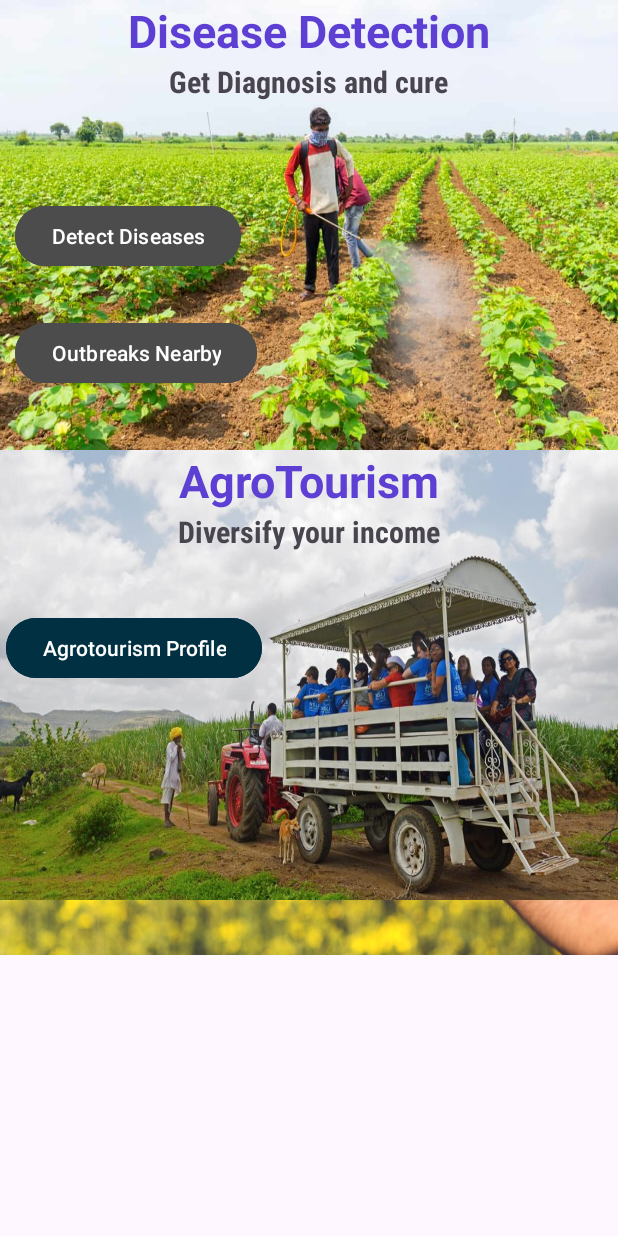
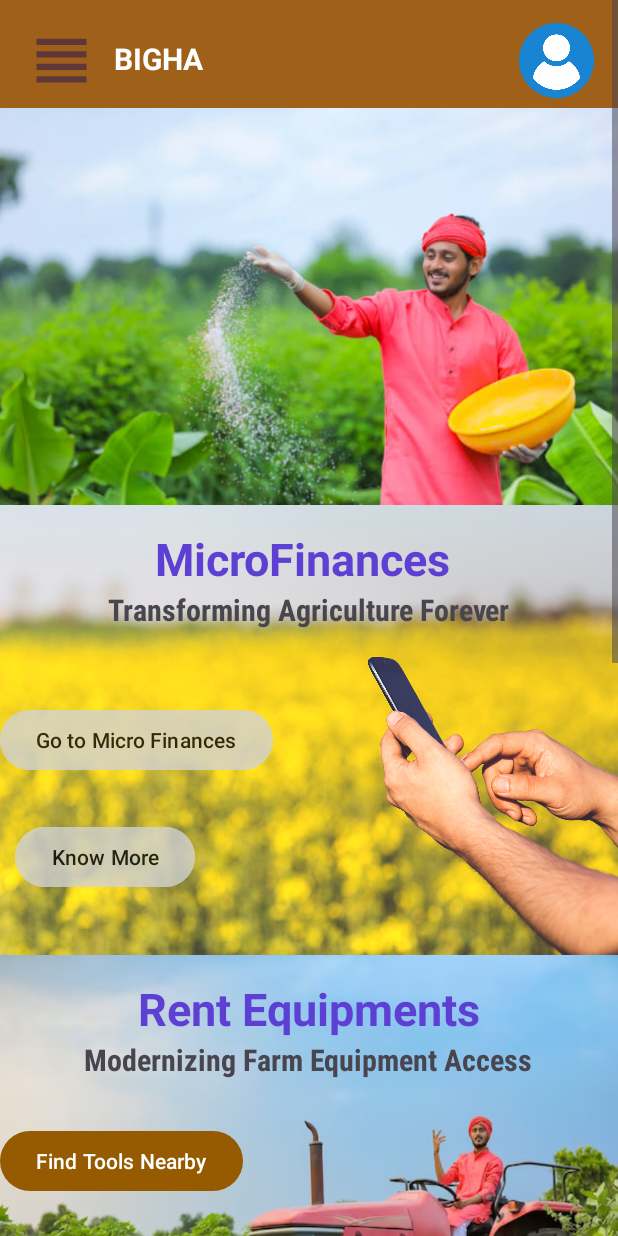
Before and after one commit to KraKinMe/BIGHA, an Android app: the homeActivity screen opened directly, with no data from a screen before it, on a phone screen of 412 x 824 dp. Run offline under Robolectric (Android 15) with nearby library versions, the phone set to English and light mode, and no system bars.

Commit message:
Fucked up last commit

```diff
--- a/app/src/main/res/layout/activity_home.xml
+++ b/app/src/main/res/layout/activity_home.xml
@@ -46,7 +46,7 @@
                 android:textSize="20dp"
                 android:textStyle="bold" />
             <View
-                android:layout_width="160dp"
+                android:layout_width="180dp"
                 android:layout_height="match_parent" />
             <ImageView
                 android:layout_width="50dp"
@@ -118,7 +118,7 @@
                 android:textColor="@color/black"
                 android:backgroundTint="@color/LightGrey"
                 android:layout_marginTop="30dp"
-                android:layout_marginLeft="10dp"
+
                 android:alpha="0.8" />
             <Button
                 android:layout_marginLeft="10dp"
@@ -130,6 +130,48 @@
                 android:backgroundTint="@color/LightGrey"
                 android:alpha="0.8" />
 
+        </LinearLayout>
+
+        <LinearLayout
+            android:layout_width="wrap_content"
+            android:layout_height="300dp"
+            app:layout_constraintTop_toBottomOf="@id/HomeDiv2"
+            app:layout_constraintLeft_toLeftOf="parent"
+            android:background="@drawable/tract"
+            android:orientation="vertical"
+            android:id="@+id/HomeDiv3"
+            >
+            <TextView
+                android:layout_width="wrap_content"
+                android:layout_height="wrap_content"
+                android:text="Rent Equipments"
+                android:layout_gravity="center"
+                android:textSize="30dp"
+                android:textColor="@color/Iris"
+                android:textStyle="bold"
+                android:layout_marginTop="15dp"
+                />
+            <TextView
+                android:layout_width="wrap_content"
+                android:layout_height="wrap_content"
+                android:text="Modernizing Farm Equipment Access"
+                android:layout_gravity="center"
+                android:textStyle="bold"
+                android:textSize="20dp"
+                android:fontFamily="sans-serif-condensed"
+                />
+            <Button
+                android:layout_width="wrap_content"
+                android:layout_height="wrap_content"
+                android:text="Find Tools Nearby"
+                android:layout_marginTop="30dp"
+                />
+            <Button
+                android:layout_width="wrap_content"
+                android:layout_height="wrap_content"
+                android:text="Know More"
+                android:layout_marginTop="30dp"
+                />
         </LinearLayout>
 
         <LinearLayout
@@ -178,58 +220,13 @@
             >
 
         </Button>
+        </LinearLayout>
 
-            <LinearLayout
-                android:id="@+id/HomeDiv3"
-                android:layout_width="wrap_content"
-                android:layout_height="300dp"
-                android:layout_marginTop="56dp"
-                android:background="@drawable/tract"
-                android:orientation="vertical">
-
-                <TextView
-                    android:layout_width="wrap_content"
-                    android:layout_height="wrap_content"
-                    android:layout_gravity="center"
-                    android:layout_marginTop="15dp"
-                    android:text="Rent Equipments"
-                    android:textColor="@color/Iris"
-                    android:textSize="30dp"
-                    android:textStyle="bold" />
-
-                <TextView
-                    android:layout_width="wrap_content"
-                    android:layout_height="wrap_content"
-                    android:layout_gravity="center"
-                    android:fontFamily="sans-serif-condensed"
-                    android:text="Modernizing Farm Equipment Access"
-                    android:textSize="20dp"
-                    android:textStyle="bold" />
-
-                <Button
-                    android:layout_width="wrap_content"
-                    android:layout_height="wrap_content"
-                    android:layout_marginLeft="10dp"
-                    android:layout_marginTop="30dp"
-                    android:text="Find Tools Nearby"
-
-                    />
-
-                <Button
-                    android:layout_width="wrap_content"
-                    android:layout_height="wrap_content"
-                    android:layout_marginLeft="10dp"
-                    android:layout_marginTop="30dp"
-                    android:text="Know More"
-
-                    />
-
-            </LinearLayout>
-        </LinearLayout>
 
         <LinearLayout
             android:layout_width="match_parent"
             android:layout_height="300dp"
+            android:id="@+id/HomeDiv5"
             app:layout_constraintTop_toBottomOf="@+id/HomeDiv4"
             app:layout_constraintRight_toLeftOf="parent"
             android:orientation="vertical"
```
Lines whose indentation alone changed are shown as unchanged.
